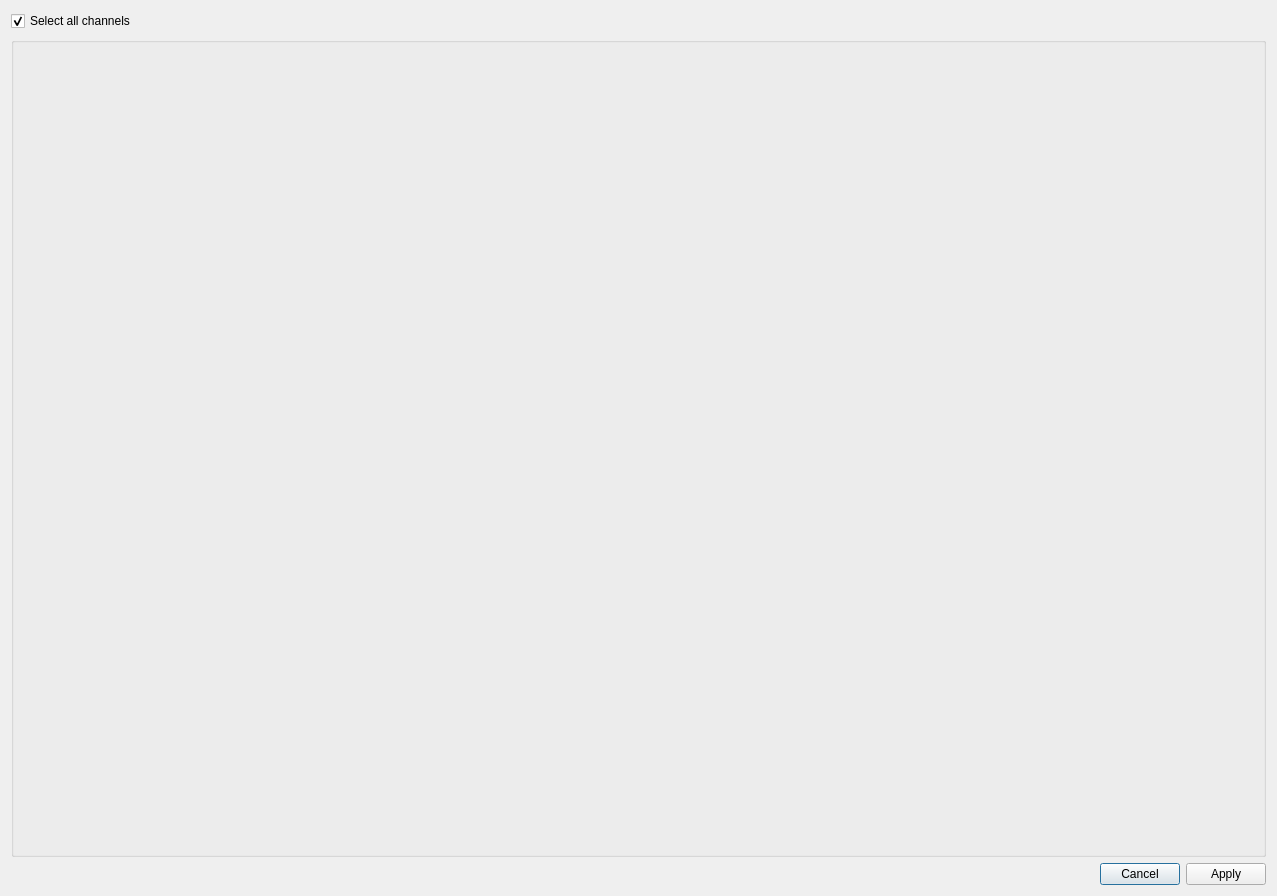
The window that guide/DialogChannels.ui (CCC-members/EEG_ArtifacRejection) describes before a commit, drawn with Qt 5.
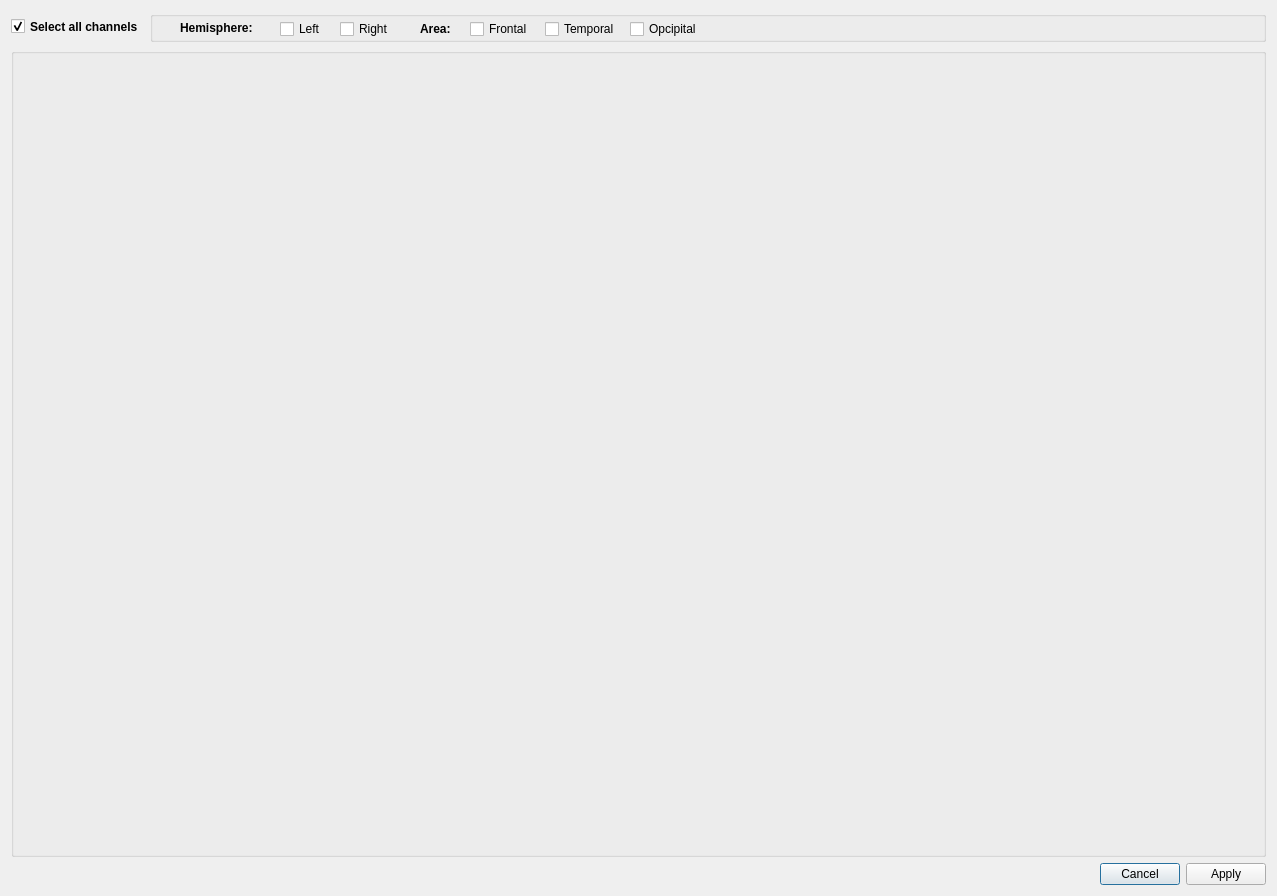
The same window after the commit.

The edit to the form file:
```diff
--- a/guide/DialogChannels.ui
+++ b/guide/DialogChannels.ui
@@ -20,23 +20,17 @@
    <string>Select the channels for annotation</string>
   </property>
   <layout class="QGridLayout" name="gridLayout_3">
-   <item row="0" column="0">
-    <widget class="QCheckBox" name="checkBoxAll">
-     <property name="sizePolicy">
-      <sizepolicy hsizetype="Minimum" vsizetype="Minimum">
-       <horstretch>0</horstretch>
-       <verstretch>0</verstretch>
-      </sizepolicy>
+   <item row="2" column="2">
+    <widget class="QDialogButtonBox" name="buttonBox">
+     <property name="orientation">
+      <enum>Qt::Horizontal</enum>
      </property>
-     <property name="text">
-      <string>Select all channels</string>
-     </property>
-     <property name="checked">
-      <bool>true</bool>
+     <property name="standardButtons">
+      <set>QDialogButtonBox::Apply|QDialogButtonBox::Cancel</set>
      </property>
     </widget>
    </item>
-   <item row="1" column="0" colspan="2">
+   <item row="1" column="0" colspan="3">
     <widget class="QGroupBox" name="groupBoxChannels">
      <property name="sizePolicy">
       <sizepolicy hsizetype="Expanding" vsizetype="Expanding">
@@ -61,13 +55,128 @@
      </layout>
     </widget>
    </item>
-   <item row="2" column="1">
-    <widget class="QDialogButtonBox" name="buttonBox">
-     <property name="orientation">
-      <enum>Qt::Horizontal</enum>
+   <item row="0" column="2">
+    <widget class="QGroupBox" name="groupBox">
+     <property name="title">
+      <string/>
      </property>
-     <property name="standardButtons">
-      <set>QDialogButtonBox::Apply|QDialogButtonBox::Cancel</set>
+     <widget class="QLabel" name="label">
+      <property name="geometry">
+       <rect>
+        <x>30</x>
+        <y>9</y>
+        <width>91</width>
+        <height>16</height>
+       </rect>
+      </property>
+      <property name="styleSheet">
+       <string notr="true">font:bold
+</string>
+      </property>
+      <property name="text">
+       <string>Hemisphere:</string>
+      </property>
+     </widget>
+     <widget class="QCheckBox" name="checkBoxHemL">
+      <property name="geometry">
+       <rect>
+        <x>130</x>
+        <y>8</y>
+        <width>51</width>
+        <height>20</height>
+       </rect>
+      </property>
+      <property name="text">
+       <string>Left</string>
+      </property>
+     </widget>
+     <widget class="QCheckBox" name="checkBoxHemR">
+      <property name="geometry">
+       <rect>
+        <x>190</x>
+        <y>8</y>
+        <width>61</width>
+        <height>20</height>
+       </rect>
+      </property>
+      <property name="text">
+       <string>Right</string>
+      </property>
+     </widget>
+     <widget class="QLabel" name="label_2">
+      <property name="geometry">
+       <rect>
+        <x>270</x>
+        <y>10</y>
+        <width>51</width>
+        <height>16</height>
+       </rect>
+      </property>
+      <property name="styleSheet">
+       <string notr="true">font:bold
+</string>
+      </property>
+      <property name="text">
+       <string>Area:</string>
+      </property>
+     </widget>
+     <widget class="QCheckBox" name="checkBoxAreaF">
+      <property name="geometry">
+       <rect>
+        <x>320</x>
+        <y>8</y>
+        <width>71</width>
+        <height>20</height>
+       </rect>
+      </property>
+      <property name="text">
+       <string>Frontal</string>
+      </property>
+     </widget>
+     <widget class="QCheckBox" name="checkBoxAreaT">
+      <property name="geometry">
+       <rect>
+        <x>395</x>
+        <y>8</y>
+        <width>81</width>
+        <height>20</height>
+       </rect>
+      </property>
+      <property name="text">
+       <string>Temporal</string>
+      </property>
+     </widget>
+     <widget class="QCheckBox" name="checkBoxAreaO">
+      <property name="geometry">
+       <rect>
+        <x>480</x>
+        <y>8</y>
+        <width>81</width>
+        <height>20</height>
+       </rect>
+      </property>
+      <property name="text">
+       <string>Opcipital</string>
+      </property>
+     </widget>
+    </widget>
+   </item>
+   <item row="0" column="0" colspan="2">
+    <widget class="QCheckBox" name="checkBoxAll">
+     <property name="sizePolicy">
+      <sizepolicy hsizetype="Minimum" vsizetype="Minimum">
+       <horstretch>0</horstretch>
+       <verstretch>0</verstretch>
+      </sizepolicy>
+     </property>
+     <property name="styleSheet">
+      <string notr="true">font: bold</string>
+     </property>
+     <property name="text">
+      <string>Select all channels</string>
+     </property>
+     <property name="checked">
+      <bool>true</bool>
      </property>
     </widget>
    </item>
```
